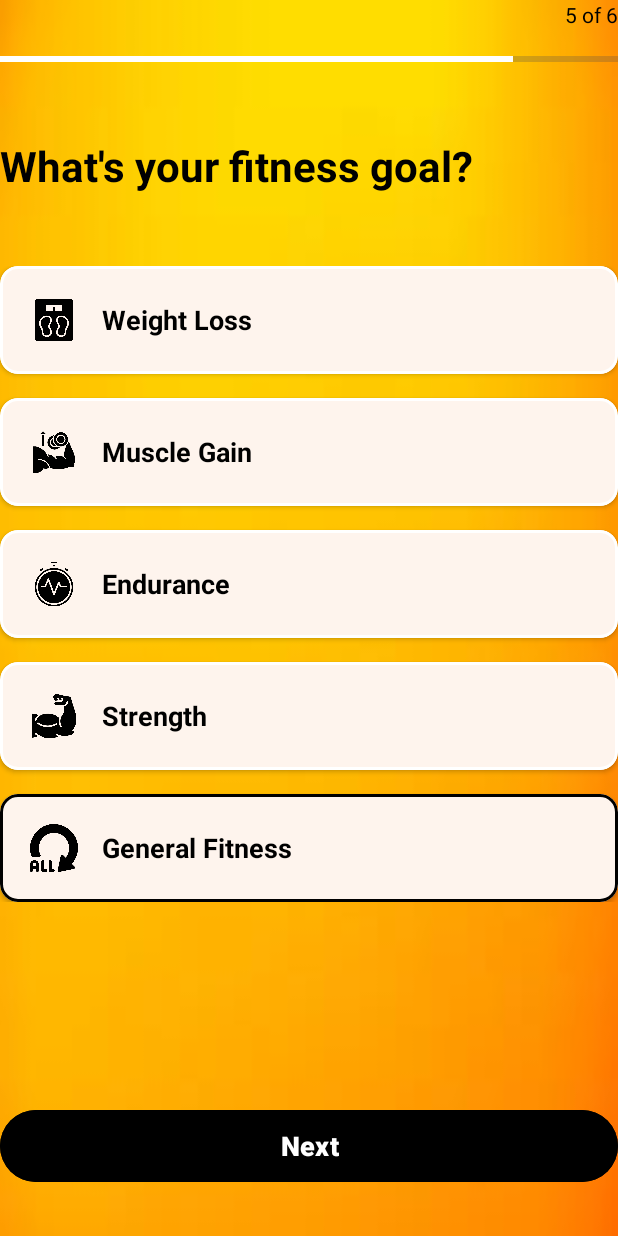
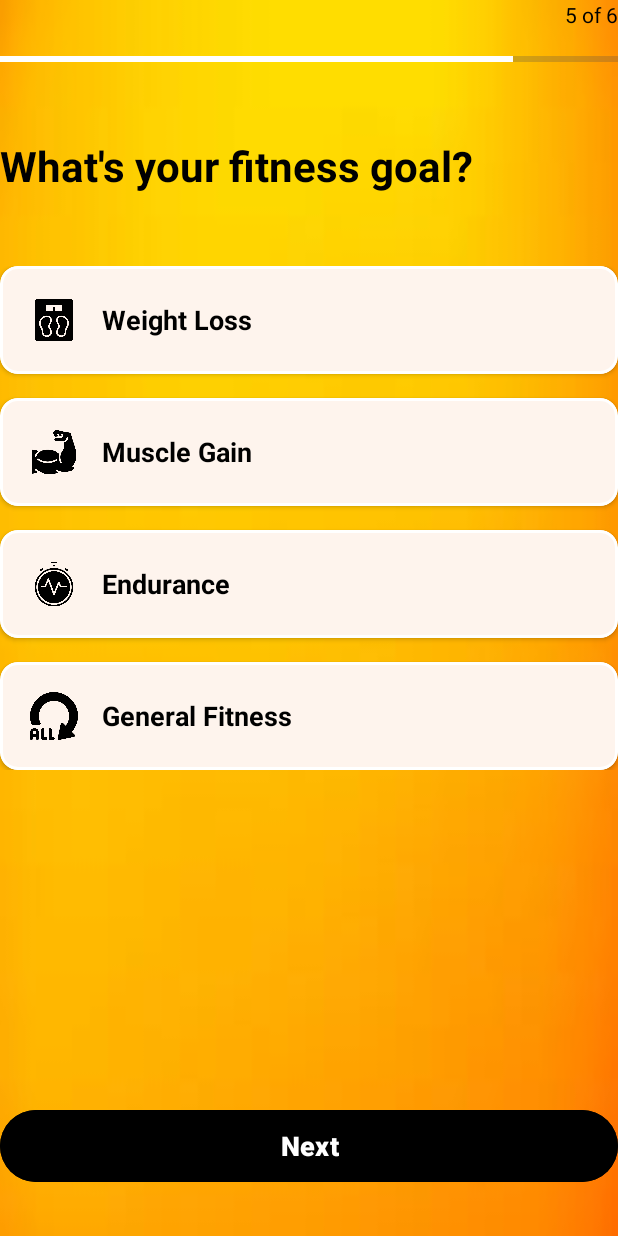
Before and after one commit to knnthrs/AIA_App, an Android app: the FitnessGoal screen opened directly, with no data from a screen before it, on a phone screen of 412 x 824 dp. Run offline under Robolectric (Android 15) with nearby library versions, the phone set to English and light mode, and no system bars.

Commit message:
initial commit

```diff
--- a/app/src/main/AndroidManifest.xml
+++ b/app/src/main/AndroidManifest.xml
@@ -29,9 +29,6 @@
             android:exported="false" />
         <activity
             android:name=".GenderSelection"
-            android:exported="false" />
-        <activity
-            android:name=".PickGender"
             android:exported="false" />
         <activity
             android:name=".SelectMembership"
--- a/app/src/main/java/com/example/signuploginrealtime/FitnessGoal.java
+++ b/app/src/main/java/com/example/signuploginrealtime/FitnessGoal.java
@@ -1,6 +1,8 @@
 package com.example.signuploginrealtime;
 
+import android.content.Intent;
 import android.os.Bundle;
+import android.widget.Button;
 
 import androidx.activity.EdgeToEdge;
 import androidx.appcompat.app.AppCompatActivity;
@@ -8,7 +10,16 @@ import androidx.core.graphics.Insets;
 import androidx.core.view.ViewCompat;
 import androidx.core.view.WindowInsetsCompat;
 
+import com.google.android.material.card.MaterialCardView;
+
 public class FitnessGoal extends AppCompatActivity {
+
+    private MaterialCardView cardWeightLoss, cardMuscleGain, cardEndurance, cardGeneralFitness;
+    private Button btnNext;
+    private String selectedFitnessGoal = "";
+    private String gender, fitnessLevel;
+    private int age;
+    private float height, weight;
 
     @Override
     protected void onCreate(Bundle savedInstanceState) {
@@ -20,5 +31,83 @@ public class FitnessGoal extends AppCompatActivity {
             v.setPadding(systemBars.left, systemBars.top, systemBars.right, systemBars.bottom);
             return insets;
         });
+
+        // Get data from previous activities
+        gender = getIntent().getStringExtra("gender");
+        age = getIntent().getIntExtra("age", 0);
+        height = getIntent().getFloatExtra("height", 0);
+        weight = getIntent().getFloatExtra("weight", 0);
+        fitnessLevel = getIntent().getStringExtra("fitnessLevel");
+
+        // Initialize views
+        cardWeightLoss = findViewById(R.id.cardWeightLoss);
+        cardMuscleGain = findViewById(R.id.cardMuscleGain);
+        cardEndurance = findViewById(R.id.cardEndurance);
+        cardGeneralFitness = findViewById(R.id.cardGeneralFitness);
+        btnNext = findViewById(R.id.btnNext);
+
+        // Set click listeners for fitness goal selection
+        cardWeightLoss.setOnClickListener(v -> {
+            selectedFitnessGoal = "Weight Loss";
+            updateCardSelection();
+        });
+
+        cardMuscleGain.setOnClickListener(v -> {
+            selectedFitnessGoal = "Muscle Gain";
+            updateCardSelection();
+        });
+
+        cardEndurance.setOnClickListener(v -> {
+            selectedFitnessGoal = "Endurance";
+            updateCardSelection();
+        });
+
+        cardGeneralFitness.setOnClickListener(v -> {
+            selectedFitnessGoal = "General Fitness";
+            updateCardSelection();
+        });
+
+        // Next button click listener
+        btnNext.setOnClickListener(v -> {
+            if (!selectedFitnessGoal.isEmpty()) {
+                Intent intent = new Intent(FitnessGoal.this, HealthIssues.class);
+                intent.putExtra("gender", gender);
+                intent.putExtra("age", age);
+                intent.putExtra("height", height);
+                intent.putExtra("weight", weight);
+                intent.putExtra("fitnessLevel", fitnessLevel);
+                intent.putExtra("fitnessGoal", selectedFitnessGoal);
+                startActivity(intent);
+                finish();
+            }
+        });
+    }
+
+    private void updateCardSelection() {
+        // Reset all cards to default state
+        cardWeightLoss.setStrokeColor(getResources().getColor(R.color.white));
+        cardMuscleGain.setStrokeColor(getResources().getColor(R.color.white));
+        cardEndurance.setStrokeColor(getResources().getColor(R.color.white));
+        cardGeneralFitness.setStrokeColor(getResources().getColor(R.color.white));
+
+        // Highlight selected card
+        switch (selectedFitnessGoal) {
+            case "Weight Loss":
+                cardWeightLoss.setStrokeColor(getResources().getColor(R.color.black));
+                break;
+            case "Muscle Gain":
+                cardMuscleGain.setStrokeColor(getResources().getColor(R.color.black));
+                break;
+            case "Endurance":
+                cardEndurance.setStrokeColor(getResources().getColor(R.color.black));
+                break;
+            case "General Fitness":
+                cardGeneralFitness.setStrokeColor(getResources().getColor(R.color.black));
+                break;
+        }
+
+        // Enable next button
+        btnNext.setEnabled(true);
+        btnNext.setAlpha(1.0f);
     }
 }
--- a/app/src/main/java/com/example/signuploginrealtime/LoginActivity.java
+++ b/app/src/main/java/com/example/signuploginrealtime/LoginActivity.java
@@ -54,10 +54,10 @@ public class LoginActivity extends AppCompatActivity {
                             // Show login success dialog
                             new AlertDialog.Builder(LoginActivity.this)
                                     .setTitle("Success")
-                                    .setMessage("Login Successful!")
+                                    .setMessage("Login Successful! Let's set up your profile.")
                                     .setPositiveButton("OK", (dialog, which) -> {
-                                        // Navigate to MainActivity after user clicks OK
-                                        Intent intent = new Intent(LoginActivity.this, MainActivity.class);
+                                        // Navigate to GenderSelection to start profile setup
+                                        Intent intent = new Intent(LoginActivity.this, GenderSelection.class);
                                         startActivity(intent);
                                         finish();
                                     })
--- a/app/src/main/res/layout/activity_fitness_goal.xml
+++ b/app/src/main/res/layout/activity_fitness_goal.xml
@@ -172,41 +172,7 @@
 
             </com.google.android.material.card.MaterialCardView>
 
-            <com.google.android.material.card.MaterialCardView
-                android:id="@+id/cardStrength"
-                android:layout_width="match_parent"
-                android:layout_height="wrap_content"
-                android:layout_marginBottom="16dp"
-                app:cardCornerRadius="12dp"
-                app:cardElevation="2dp"
-                app:strokeWidth="2dp"
-                app:strokeColor="@color/white">
 
-                <LinearLayout
-                    android:layout_width="match_parent"
-                    android:layout_height="match_parent"
-                    android:orientation="horizontal"
-                    android:gravity="center_vertical"
-                    android:padding="20dp">
-
-                    <ImageView
-                        android:layout_width="32dp"
-                        android:layout_height="32dp"
-                        android:src="@drawable/ic_strength"
-                        android:layout_marginEnd="16dp" />
-
-                    <TextView
-                        android:layout_width="0dp"
-                        android:layout_height="wrap_content"
-                        android:layout_weight="1"
-                        android:text="Strength"
-                        android:textSize="18sp"
-                        android:textStyle="bold"
-                        android:textColor="@color/black" />
-
-                </LinearLayout>
-
-            </com.google.android.material.card.MaterialCardView>
 
             <com.google.android.material.card.MaterialCardView
                 android:id="@+id/cardGeneralFitness"
@@ -215,7 +181,7 @@
                 app:cardCornerRadius="12dp"
                 app:cardElevation="2dp"
                 app:strokeWidth="2dp"
-                app:strokeColor="@color/black">
+                app:strokeColor="@color/white">
 
                 <LinearLayout
                     android:layout_width="match_parent"
@@ -247,7 +213,7 @@
 
     </ScrollView>
 
-    <!-- Finish Button -->
+    <!-- Next Button -->
     <com.google.android.material.button.MaterialButton
         android:id="@+id/btnNext"
         android:layout_width="0dp"
```
Also changed, not shown: app/src/main/java/com/example/signuploginrealtime/AgeInput.java (+45 -0 lines), app/src/main/java/com/example/signuploginrealtime/FitnessLevel.java (+77 -0 lines), app/src/main/java/com/example/signuploginrealtime/GenderSelection.java (+52 -0 lines), app/src/main/java/com/example/signuploginrealtime/HealthIssues.java (+113 -0 lines), app/src/main/java/com/example/signuploginrealtime/HeightWeightInput.java (+64 -0 lines), app/src/main/res/layout/activity_fitness_level.xml (+21 -0 lines), app/src/main/res/layout/activity_gender_selection.xml (+21 -0 lines), app/src/main/res/drawable/ic_muscle_gain.png, app/src/main/res/drawable/ic_strength.png (deleted).
